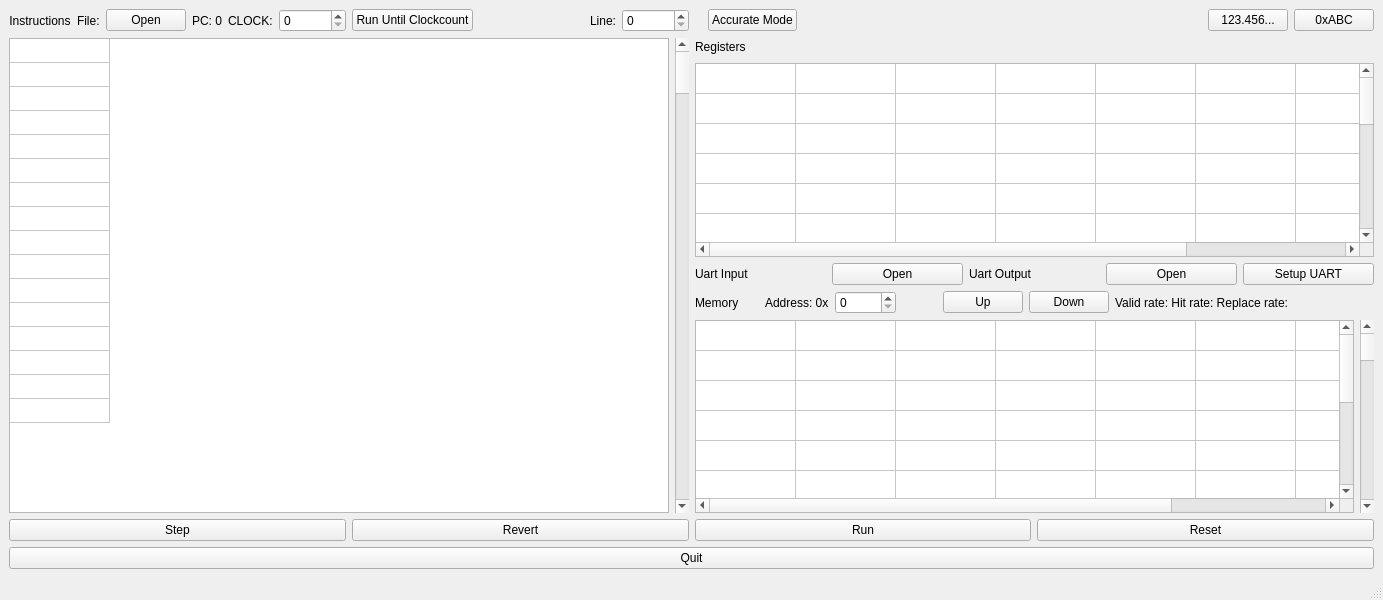
Before: the Qt Designer form OreOre-V/mainwindow.ui in cpuex2021-1/simulator, drawn with Qt 5.
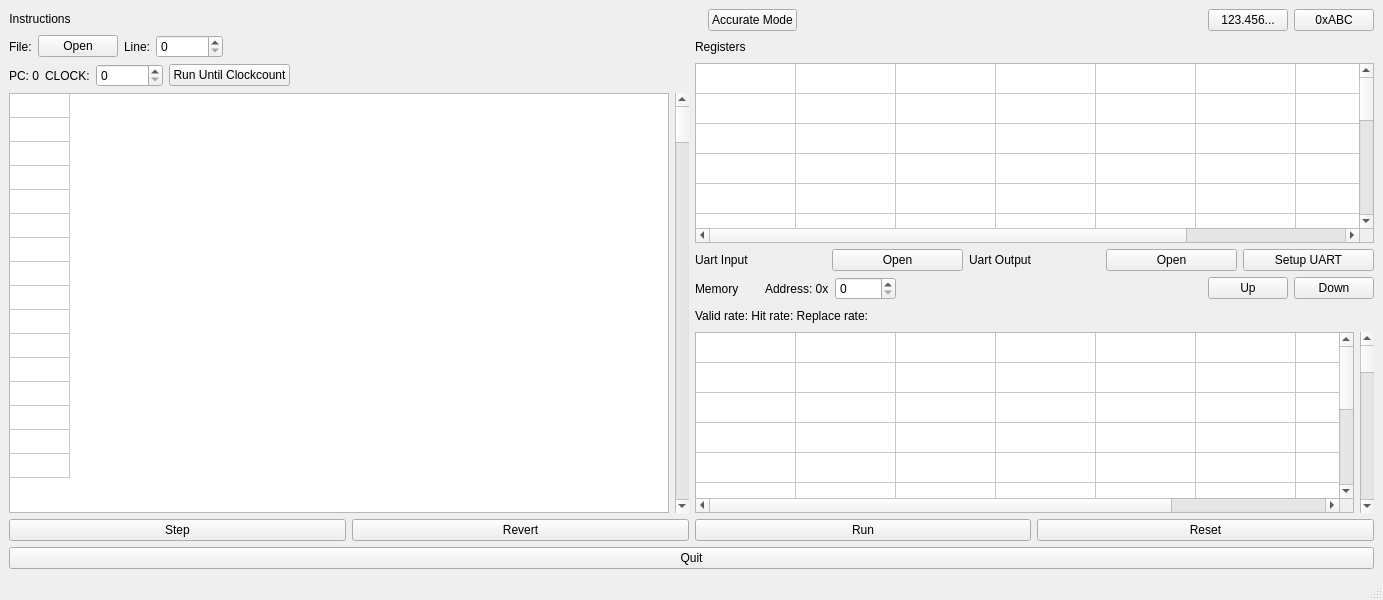
After: the same form once the commit is applied.

```diff
--- a/OreOre-V/mainwindow.ui
+++ b/OreOre-V/mainwindow.ui
@@ -10,17 +10,23 @@
     <height>600</height>
    </rect>
   </property>
+  <property name="sizePolicy">
+   <sizepolicy hsizetype="Expanding" vsizetype="Expanding">
+    <horstretch>0</horstretch>
+    <verstretch>0</verstretch>
+   </sizepolicy>
+  </property>
   <property name="windowTitle">
    <string>☆彡OreOre-V Simulator☆彡</string>
   </property>
   <widget class="QWidget" name="centralwidget">
    <layout class="QVBoxLayout" name="verticalLayout_3">
     <item>
-     <layout class="QHBoxLayout" name="horizontalLayout_9">
+     <layout class="QHBoxLayout" name="horizontalLayout_13">
       <item>
        <layout class="QVBoxLayout" name="verticalLayout_2">
         <item>
-         <layout class="QHBoxLayout" name="horizontalLayout_5">
+         <layout class="QHBoxLayout" name="horizontalLayout_11">
           <item>
            <widget class="QLabel" name="label_3">
             <property name="text">
@@ -32,6 +38,23 @@
            </widget>
           </item>
           <item>
+           <spacer name="horizontalSpacer_8">
+            <property name="orientation">
+             <enum>Qt::Horizontal</enum>
+            </property>
+            <property name="sizeHint" stdset="0">
+             <size>
+              <width>40</width>
+              <height>20</height>
+             </size>
+            </property>
+           </spacer>
+          </item>
+         </layout>
+        </item>
+        <item>
+         <layout class="QHBoxLayout" name="horizontalLayout_5">
+          <item>
            <widget class="QLabel" name="label_4">
             <property name="text">
              <string>File:</string>
@@ -46,6 +69,37 @@
            </widget>
           </item>
           <item>
+           <widget class="QLabel" name="label_5">
+            <property name="text">
+             <string>Line:</string>
+            </property>
+           </widget>
+          </item>
+          <item>
+           <widget class="QSpinBox" name="InstLinespinBox">
+            <property name="maximum">
+             <number>1000000000</number>
+            </property>
+           </widget>
+          </item>
+          <item>
+           <spacer name="horizontalSpacer_7">
+            <property name="orientation">
+             <enum>Qt::Horizontal</enum>
+            </property>
+            <property name="sizeHint" stdset="0">
+             <size>
+              <width>40</width>
+              <height>20</height>
+             </size>
+            </property>
+           </spacer>
+          </item>
+         </layout>
+        </item>
+        <item>
+         <layout class="QHBoxLayout" name="horizontalLayout_9">
+          <item>
            <widget class="QLabel" name="pc">
             <property name="text">
              <string>PC: 0</string>
@@ -86,20 +140,6 @@
             </property>
            </spacer>
           </item>
-          <item>
-           <widget class="QLabel" name="label_5">
-            <property name="text">
-             <string>Line:</string>
-            </property>
-           </widget>
-          </item>
-          <item>
-           <widget class="QSpinBox" name="InstLinespinBox">
-            <property name="maximum">
-             <number>1000000000</number>
-            </property>
-           </widget>
-          </item>
          </layout>
         </item>
         <item>
@@ -118,6 +158,12 @@
             <attribute name="horizontalHeaderMinimumSectionSize">
              <number>0</number>
             </attribute>
+            <attribute name="horizontalHeaderDefaultSectionSize">
+             <number>60</number>
+            </attribute>
+            <attribute name="horizontalHeaderHighlightSections">
+             <bool>false</bool>
+            </attribute>
             <attribute name="verticalHeaderVisible">
              <bool>false</bool>
             </attribute>
@@ -378,6 +424,10 @@
             </property>
            </widget>
           </item>
+         </layout>
+        </item>
+        <item>
+         <layout class="QHBoxLayout" name="horizontalLayout_12">
           <item>
            <widget class="QLabel" name="CacheSummary">
             <property name="text">
@@ -398,19 +448,6 @@
             </property>
            </spacer>
           </item>
-          <item>
-           <spacer name="horizontalSpacer_5">
-            <property name="orientation">
-             <enum>Qt::Horizontal</enum>
-            </property>
-            <property name="sizeHint" stdset="0">
-             <size>
-              <width>40</width>
-              <height>20</height>
-             </size>
-            </property>
-           </spacer>
-          </item>
          </layout>
         </item>
         <item>
```
Left out of the diff: 3 changed lines with no effect on the pictures.
